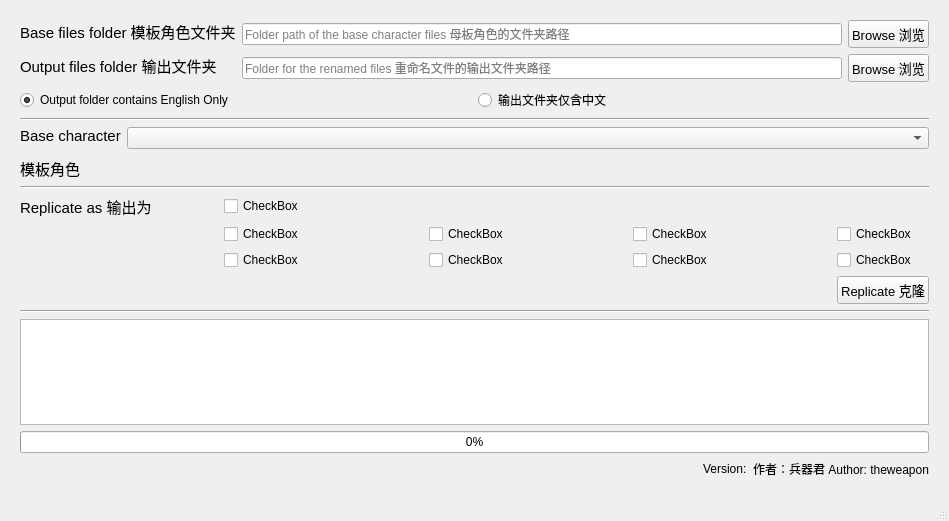
The window that gui_NRCharReplicate.ui (shintheweapon/NR-Character-Replicator) describes before a commit, drawn with Qt 5.
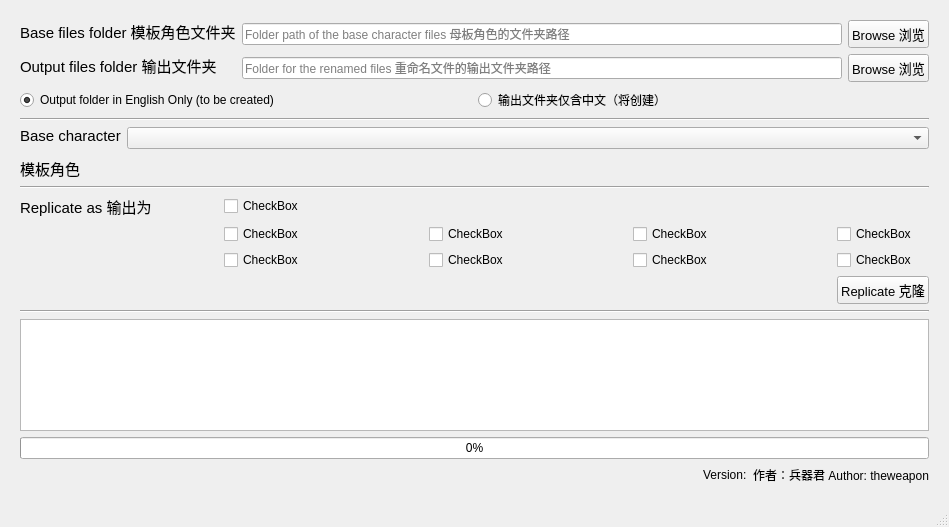
The same window after the commit.

What changed in the file:
```diff
--- a/gui_NRCharReplicate.ui
+++ b/gui_NRCharReplicate.ui
@@ -10,7 +10,7 @@
     <x>0</x>
     <y>0</y>
     <width>949</width>
-    <height>521</height>
+    <height>527</height>
    </rect>
   </property>
   <property name="sizePolicy">
@@ -194,7 +194,7 @@
       <item>
        <widget class="QRadioButton" name="rd_btn_output_dir_eng">
         <property name="text">
-         <string>Output folder contains English Only</string>
+         <string>Output folder in English Only (to be created)</string>
         </property>
         <property name="checked">
          <bool>true</bool>
@@ -204,7 +204,7 @@
       <item>
        <widget class="QRadioButton" name="rd_btn_output_dir_chn">
         <property name="text">
-         <string>输出文件夹仅含中文</string>
+         <string>输出文件夹仅含中文（将创建）</string>
         </property>
         <property name="checked">
          <bool>false</bool>
```
